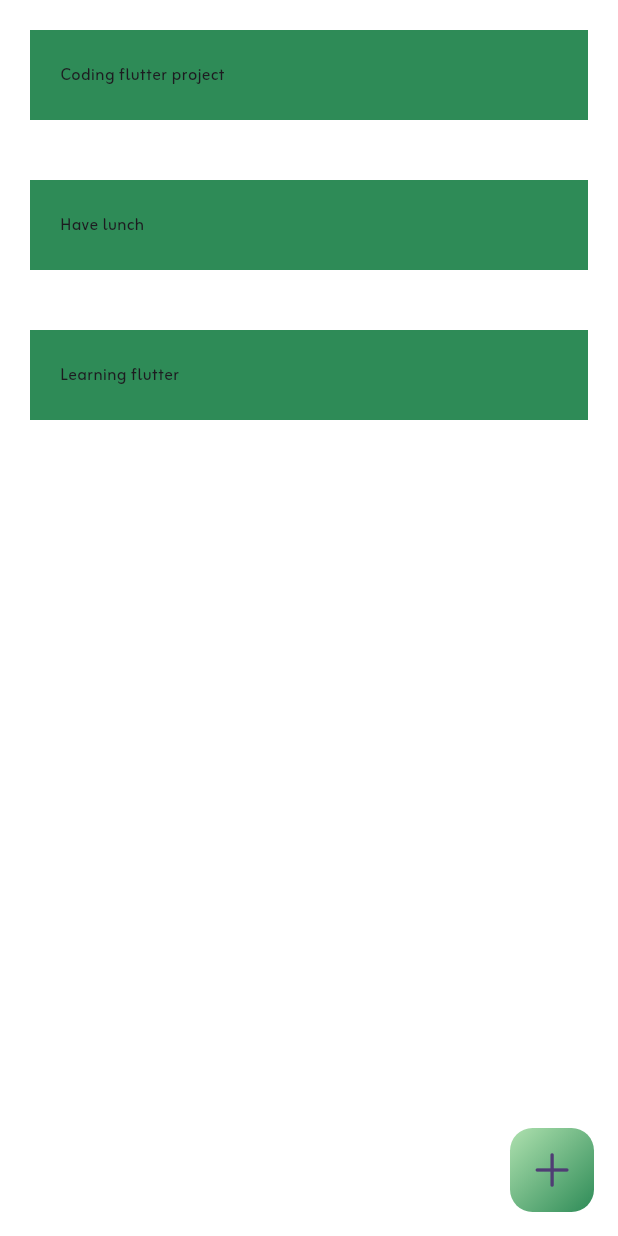
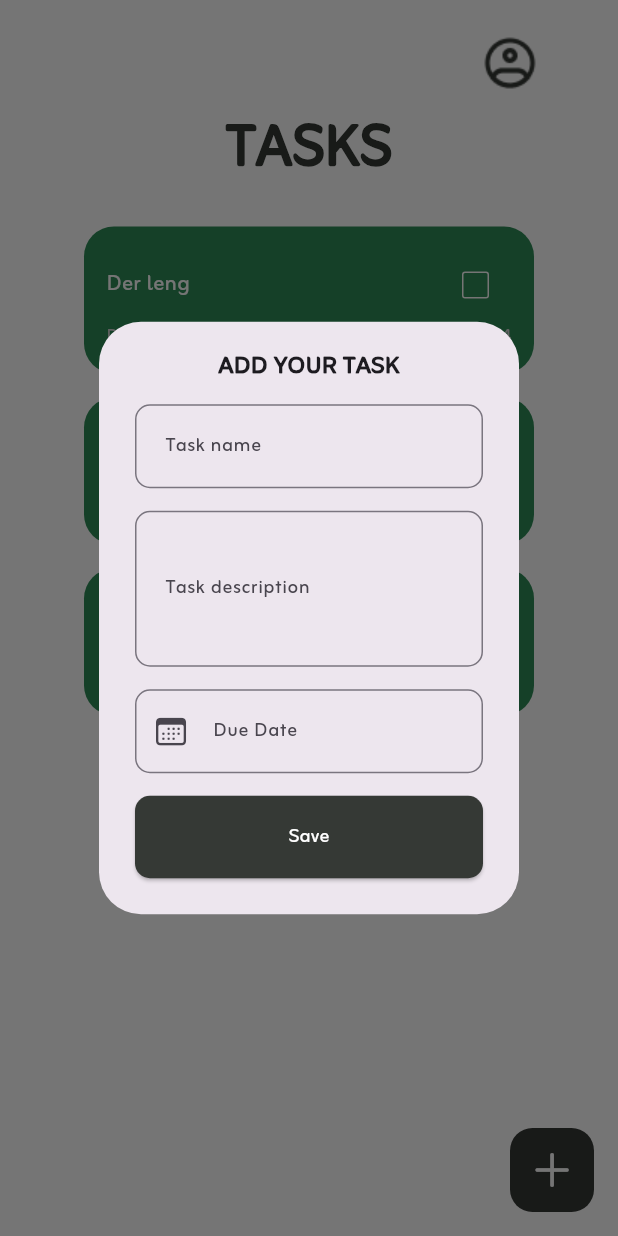
Before and after one commit to KimsokhomZz/pomodoro-focus-app, a Flutter app: the TaskScreen screen opened directly, after a tap on an icon or button, on a phone screen of 412 x 824 dp. Run offline on Flutter 3.47's test engine with Material 3 defaults, Android fonts, the light colour scheme and no system bars; our stand-ins replace get, shared_preferences; accounts and stored records are empty.

Commit message:
50% complete on Task page & need to apply edit n delete the in next pharse

```diff
--- /dev/null
+++ b/devtools_options.yaml
@@ -0,0 +1,3 @@
+description: This file stores settings for Dart & Flutter DevTools.
+documentation: https://docs.flutter.dev/tools/devtools/extensions#configure-extension-enablement-states
+extensions:
--- /dev/null
+++ b/lib/data/task_list.dart
@@ -0,0 +1,22 @@
+import 'package:focus_app_project/models/task.dart';
+
+final List<Task> taskList = [
+  Task(
+    id: uuid.v4(),
+    taskName: 'Der leng',
+    taskDescription: 'Der leng ng haa',
+    taskDate: DateTime.now(),
+  ),
+  Task(
+    id: uuid.v4(),
+    taskName: 'Kab Knea',
+    taskDescription: 'Kab Knea ng haa',
+    taskDate: DateTime.now(),
+  ),
+  Task(
+    id: uuid.v4(),
+    taskName: 'Nhae Srey',
+    taskDescription: 'Nhae Srey ng haa',
+    taskDate: DateTime.now(),
+  ),
+];
--- /dev/null
+++ b/lib/models/task.dart
@@ -0,0 +1,19 @@
+import 'package:uuid/uuid.dart';
+
+const uuid = Uuid();
+
+class Task {
+  final String id;
+  final String taskName;
+  final String taskDescription;
+  bool taskCompleted;
+  DateTime taskDate;
+
+  Task({
+    required this.id,
+    required this.taskName,
+    required this.taskDescription,
+    this.taskCompleted = false, //default value
+    required this.taskDate,
+  });
+}
--- a/lib/screens/login.dart
+++ b/lib/screens/login.dart
@@ -1,6 +1,6 @@
 import 'package:flutter/material.dart';
 import 'package:shared_preferences/shared_preferences.dart';
-import 'package:focus_app_project/utils.dart';
+import 'package:focus_app_project/utils/validator.dart';
 
 class LoginPage extends StatefulWidget {
   const LoginPage({super.key});
--- a/lib/screens/pomo_timer.dart
+++ b/lib/screens/pomo_timer.dart
@@ -52,10 +52,7 @@ class _PomoTimerState extends State<PomoTimerPage> {
     }
 
     return Scaffold(
-      body: Column(
-        crossAxisAlignment: CrossAxisAlignment.center,
-        children: [
-          Padding(
+      body: Padding(
         padding: const EdgeInsets.symmetric(horizontal: 40, vertical: 18),
         child: Column(
           crossAxisAlignment: CrossAxisAlignment.center,
@@ -150,8 +147,8 @@ class _PomoTimerState extends State<PomoTimerPage> {
                     begin: Alignment.topLeft,
                     end: Alignment.bottomRight,
                   ),
-                      borderRadius: BorderRadius.circular(
-                          20), // Match StadiumBorder shape
+                  borderRadius:
+                      BorderRadius.circular(20), // Match StadiumBorder shape
                 ),
                 child: Container(
                   width: 155,
@@ -209,8 +206,6 @@ class _PomoTimerState extends State<PomoTimerPage> {
           ],
         ),
       ),
-        ],
-      ),
     );
   }
 }
--- a/lib/screens/sign_up.dart
+++ b/lib/screens/sign_up.dart
@@ -1,6 +1,6 @@
 import 'package:flutter/material.dart';
 import 'package:shared_preferences/shared_preferences.dart';
-import 'package:focus_app_project/utils.dart';
+import 'package:focus_app_project/utils/validator.dart';
 
 class SignUpPage extends StatefulWidget {
   const SignUpPage({super.key});
--- a/lib/screens/task_screen.dart
+++ b/lib/screens/task_screen.dart
@@ -1,67 +1,205 @@
 import 'package:flutter/cupertino.dart';
 import 'package:flutter/material.dart';
+import 'package:focus_app_project/data/task_list.dart';
+import 'package:focus_app_project/models/task.dart';
+import 'package:focus_app_project/widgets/add_task.dart';
+import 'package:intl/intl.dart';
 
-class TaskScreen extends StatelessWidget {
-  TaskScreen({super.key});
+class TaskScreen extends StatefulWidget {
+  const TaskScreen({super.key});
 
-  final List taskList = [
-    ['Coding flutter project', false],
-    ['Have lunch', false],
-    ['Learning flutter', false],
-  ];
+  @override
+  State<TaskScreen> createState() => _TaskScreenState();
+}
+
+class _TaskScreenState extends State<TaskScreen> {
+  //go to add new task
+  Future<void> _navigateToAddTask({TaskWidget? item}) async {
+    final task = await showDialog<Task>(
+      context: context,
+      // MaterialPageRoute(
+      //   builder: (context) => const AddTaskDialogWidget(),
+      // ),
+      builder: (BuildContext context) {
+        return const AddTaskDialogWidget();
+      },
+    );
+
+    if (task != null) {
+      setState(() {
+        taskList.add(task);
+      });
+    }
+  }
 
   @override
   Widget build(BuildContext context) {
     return Scaffold(
       floatingActionButton: FloatingActionButton(
-        // onPressed: () => showDialog(
-        //   context: context,
-        //   builder: (context) => AddTaskDialogWidget(),
-        //   barrierDismissible: false,
-        // ),
-        onPressed: () {
-          //logic
-        },
-        backgroundColor: Colors.transparent,
+        onPressed: _navigateToAddTask,
+        backgroundColor: const Color(0xff353935),
         elevation: 0,
         shape: RoundedRectangleBorder(
-          borderRadius: BorderRadius.circular(15),
-        ),
-        child: Container(
-          height: 56,
-          width: 56,
-          decoration: BoxDecoration(
-            gradient: const LinearGradient(
-              colors: [
-                Color(0xffAFE1AF),
-                Color(0xff2E8B57),
-              ],
-              begin: Alignment.topLeft,
-              end: Alignment.bottomRight,
-            ),
           borderRadius: BorderRadius.circular(15),
         ),
         child: const Icon(
           CupertinoIcons.add,
           size: 32,
+          color: Color(0xffffffff),
+        ),
+      ),
+      body: Padding(
+        padding: const EdgeInsets.symmetric(horizontal: 40, vertical: 18),
+        child: Column(
+          children: [
+            Row(
+              children: [
+                const Spacer(),
+                Tooltip(
+                  message: 'Profile',
+                  textStyle: const TextStyle(
+                    color: Colors.white,
+                    fontSize: 16,
+                  ),
+                  child: ElevatedButton(
+                    style: ElevatedButton.styleFrom(
+                      backgroundColor:
+                          Colors.transparent, // No background color
+                      shadowColor: Colors.transparent,
+                      padding: EdgeInsets.zero,
+                    ),
+                    onPressed: () {
+                      //navigate to profile page
+                      print('Navigate to profile page');
+                    },
+                    child: Image.asset(
+                      'assets/icons/profile_icon.png',
                     ),
                   ),
                 ),
-      body: ListView.builder(
+              ],
+            ),
+            const Text(
+              'TASKS',
+              style: TextStyle(
+                fontSize: 48,
+                fontWeight: FontWeight.bold,
+                color: Color(0xff353935),
+              ),
+            ),
+            Expanded(
+              child: ListView.builder(
                 itemCount: taskList.length,
                 itemBuilder: (context, index) {
-          return Padding(
-            padding: const EdgeInsets.all(20),
-            child: Container(
-              padding: const EdgeInsets.all(20),
-              color: const Color(0xff2E8B57),
-              child: Text(
-                taskList[index][0],
+                  final task = taskList[index];
+                  return TaskWidget(
+                    taskName: task.taskName,
+                    taskDescription: task.taskDescription,
+                    taskCompleted: task.taskCompleted,
+                    taskDate: task.taskDate,
+                    onChanged: (value) {
+                      setState(() {
+                        task.taskCompleted = value ?? false;
+                        // print('completeTask = true');
+                      });
+                    },
+                  );
+                },
               ),
             ),
-          );
-        },
+          ],
+        ),
       ),
     );
   }
 }
+
+//task widget
+class TaskWidget extends StatelessWidget {
+  const TaskWidget({
+    super.key,
+    required this.taskName,
+    required this.taskDescription,
+    required this.taskCompleted,
+    required this.taskDate,
+    this.onChanged,
+  });
+
+  final String taskName;
+  final String taskDescription;
+  final bool taskCompleted;
+  final DateTime taskDate;
+  final ValueChanged<bool?>? onChanged;
+
+  @override
+  Widget build(BuildContext context) {
+    // String formattedDate =
+    //     "${taskDate.day.toString().padLeft(2, '0')}-${taskDate.month.toString().padLeft(2, '0')}-${taskDate.year}";
+    //format the date with the intl package
+    String formattedDate = DateFormat('dd-MM-yyyy').format(taskDate);
+
+    return Padding(
+      padding: const EdgeInsets.only(
+        top: 16,
+        left: 16,
+        right: 16,
+        bottom: 0,
+      ),
+      child: Container(
+        padding: const EdgeInsets.all(15),
+        decoration: BoxDecoration(
+          color: const Color(0xff2E8B57),
+          borderRadius: BorderRadius.circular(20),
+        ),
+        child: Column(
+          mainAxisAlignment: MainAxisAlignment.start,
+          children: [
+            Row(
+              children: [
+                Text(
+                  taskName.trim(),
+                  style: const TextStyle(
+                    color: Color(0xffffffff),
+                    fontSize: 18,
+                  ),
+                ),
+                const Spacer(),
+                Checkbox(
+                  value: taskCompleted,
+                  onChanged: onChanged,
+                  checkColor: const Color(0xff353935),
+                  activeColor: const Color(0xffffffff),
+                  side: const BorderSide(
+                    color: Color(0xffffffff),
+                  ),
+                ),
+              ],
+            ),
+            Row(
+              children: [
+                Text(
+                  // taskDescription.trim(),
+                  taskDescription.trim().isNotEmpty
+                      ? taskDescription.trim()
+                      : 'No description available',
+                  style: const TextStyle(
+                    color: Color(0xffD3D3D3),
+                    fontSize: 14,
+                  ),
+                ),
+                const Spacer(),
+                Text(
+                  formattedDate,
+                  style: const TextStyle(
+                    color: Color(0xffD3D3D3),
+                    fontSize: 14,
+                  ),
+                ),
+              ],
+            ),
+          ],
+        ),
+      ),
+    );
+  }
+}
--- a/lib/utils.dart
+++ b/lib/utils/validator.dart
@@ -23,3 +23,11 @@ String? passwordValidator(String? value) {
 
   return null;
 }
+
+//text input validator
+String? textValidator(String? value) {
+  if (value == null || value.trim().isEmpty) {
+    return "Please enter task name";
+  }
+  return null;
+}
--- /dev/null
+++ b/lib/widgets/add_task.dart
@@ -0,0 +1,175 @@
+import 'package:flutter/cupertino.dart';
+import 'package:flutter/material.dart';
+import 'package:focus_app_project/models/task.dart';
+import 'package:focus_app_project/utils/validator.dart';
+
+class AddTaskDialogWidget extends StatefulWidget {
+  const AddTaskDialogWidget({super.key});
+
+  @override
+  State<AddTaskDialogWidget> createState() => _AddTaskDialogWidgetState();
+}
+
+class _AddTaskDialogWidgetState extends State<AddTaskDialogWidget> {
+  final _formKey = GlobalKey<FormState>();
+  String _taskName = '';
+  String _taskDescription = '';
+  DateTime? _selectedDate;
+  final TextEditingController _taskNameController = TextEditingController();
+  final TextEditingController _taskDesController = TextEditingController();
+  final TextEditingController _dateController = TextEditingController();
+
+  void _onSaveTask() {
+    if (_formKey.currentState!.validate()) {
+      _formKey.currentState!.save();
+      final String id = uuid.v4();
+      //test printing stored data
+      print(
+          'ID: $id, Task Name: $_taskName, Description: $_taskDescription, Date: $_selectedDate');
+      Task task = Task(
+        id: id,
+        taskName: _taskName,
+        taskDescription: _taskDescription,
+        // taskCompleted: false, //default value
+        taskDate: _selectedDate ?? DateTime.now(),
+      );
+      //close form
+      Navigator.pop(context, task);
+      //success message
+      WidgetsBinding.instance.addPostFrameCallback((_) {
+        ScaffoldMessenger.of(context).showSnackBar(
+          const SnackBar(
+            content: Text('Your task was added successfully!'),
+          ),
+        );
+      });
+    }
+  }
+
+  @override
+  Widget build(BuildContext context) {
+    return AlertDialog(
+      content: SingleChildScrollView(
+        child: Column(
+          children: [
+            const Text(
+              'ADD YOUR TASK',
+              style: TextStyle(
+                fontWeight: FontWeight.bold,
+                fontSize: 20,
+              ),
+            ),
+            const SizedBox(
+              height: 10,
+            ),
+            Form(
+              key: _formKey,
+              child: Column(
+                mainAxisSize: MainAxisSize.min,
+                children: [
+                  TextFormField(
+                    controller: _taskNameController,
+                    decoration: const InputDecoration(
+                      label: Text('Task name'),
+                    ),
+                    // maxLength: 50,
+                    maxLines: 1,
+                    validator: textValidator,
+                    onSaved: (value) {
+                      _taskName = value!;
+                    },
+                  ),
+                  const SizedBox(
+                    height: 15,
+                  ),
+                  TextFormField(
+                    controller: _taskDesController,
+                    decoration: const InputDecoration(
+                      label: Text('Task description'),
+                    ),
+                    // maxLength: 150,
+                    maxLines: 3,
+                    validator: (value) {
+                      String trimmedValue = value?.trim() ?? '';
+                      //if the input was filled
+                      if (trimmedValue.isNotEmpty) {
+                        if (trimmedValue.length < 5) {
+                          return 'Description must be at least 5 characters';
+                        }
+                      }
+                      return null;
+                    },
+                    onSaved: (value) {
+                      _taskDescription = value!;
+                    },
+                  ),
+                ],
+              ),
+            ),
+            const SizedBox(
+              height: 15,
+            ),
+            TextFormField(
+              decoration: const InputDecoration(
+                hintText: 'Due Date',
+                prefixIcon: Icon(
+                  CupertinoIcons.calendar,
+                  size: 24,
+                ),
+              ),
+              controller: _dateController,
+              readOnly: true,
+              onTap: () async {
+                DateTime currentDate = DateTime.now();
+                DateTime currentDateWithoutTime = DateTime(
+                  currentDate.year,
+                  currentDate.month,
+                  currentDate.day,
+                );
+
+                DateTime? selectedDate = await showDatePicker(
+                  context: context,
+                  initialDate: currentDateWithoutTime,
+                  firstDate: DateTime(2000),
+                  lastDate: DateTime(2101),
+                );
+
+                if (selectedDate != null && selectedDate != _selectedDate) {
+                  setState(() {
+                    _selectedDate = selectedDate;
+                    // Show the selected date if available
+                    _dateController.text =
+                        _selectedDate?.toLocal().toString().split(' ')[0] ?? '';
+                  });
+                }
+              },
+              validator: (value) {
+                if (_selectedDate == null) {
+                  return 'Please select a date';
+                }
+                return null;
+              },
+              //no need cuz everything handle in onTap
+              onSaved: (value) {
+                _selectedDate = _selectedDate;
+              },
+            ),
+            const SizedBox(
+              height: 15,
+            ),
+            SizedBox(
+              width: double.infinity,
+              child: ElevatedButton(
+                onPressed: _onSaveTask,
+                child: const Text(
+                  'Save',
+                  style: TextStyle(fontSize: 16),
+                ),
+              ),
+            ),
+          ],
+        ),
+      ),
+    );
+  }
+}
--- a/lib/widgets/nav_bar.dart
+++ b/lib/widgets/nav_bar.dart
@@ -101,7 +101,7 @@ class NavigationController extends GetxController {
   final List<Widget> screens = [
     Container(color: Colors.amber), // Diagram screen
     const PomoTimerPage(), // Pomo screen
-    const TaskScreen(), // Task screen
+    TaskScreen(), // Task screen
     Container(color: Colors.blue), // Setting screen
   ];
 }
--- a/pubspec.yaml
+++ b/pubspec.yaml
@@ -40,6 +40,7 @@ dependencies:
   get: ^4.6.6
   intl: ^0.20.1
   provider: ^6.0.3
+  uuid: ^4.5.1
 
 dev_dependencies:
   flutter_test:
```
Also changed, not shown: pubspec.lock. Lines whose indentation alone changed are shown as unchanged.
